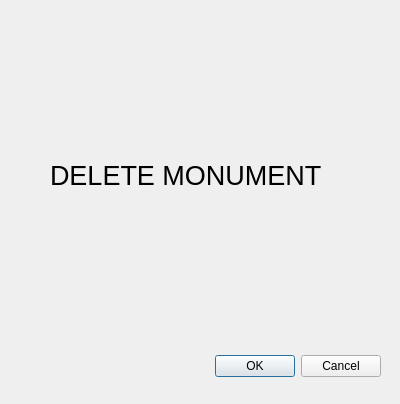
This is app/ui/delete_monument_window.ui in reisenbest/PPK_ARCHEOMAP as Qt 5 draws it before an edit. The edited form follows.
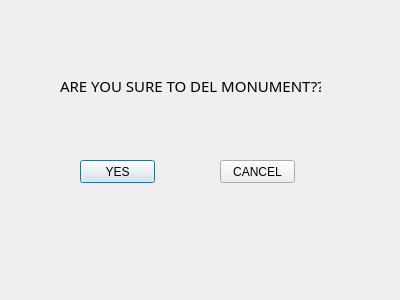
This is the edited form.

Commit message: delete monument method

What changed in the file:
```diff
--- a/app/ui/delete_monument_window.ui
+++ b/app/ui/delete_monument_window.ui
@@ -7,44 +7,55 @@
     <x>0</x>
     <y>0</y>
     <width>400</width>
-    <height>404</height>
+    <height>300</height>
    </rect>
   </property>
   <property name="windowTitle">
    <string>Dialog</string>
   </property>
-  <widget class="QDialogButtonBox" name="buttonBox">
+  <widget class="QPushButton" name="delMonumentBtn">
    <property name="geometry">
     <rect>
-     <x>40</x>
-     <y>350</y>
-     <width>341</width>
-     <height>32</height>
+     <x>80</x>
+     <y>160</y>
+     <width>75</width>
+     <height>23</height>
     </rect>
    </property>
-   <property name="orientation">
-    <enum>Qt::Horizontal</enum>
+   <property name="text">
+    <string>YES</string>
    </property>
-   <property name="standardButtons">
-    <set>QDialogButtonBox::Cancel|QDialogButtonBox::Ok</set>
+  </widget>
+  <widget class="QPushButton" name="cancelDelMonumentBtn">
+   <property name="geometry">
+    <rect>
+     <x>220</x>
+     <y>160</y>
+     <width>75</width>
+     <height>23</height>
+    </rect>
+   </property>
+   <property name="text">
+    <string>CANCEL</string>
    </property>
   </widget>
   <widget class="QLabel" name="label">
    <property name="geometry">
     <rect>
-     <x>50</x>
-     <y>130</y>
-     <width>311</width>
-     <height>91</height>
+     <x>60</x>
+     <y>50</y>
+     <width>261</width>
+     <height>71</height>
     </rect>
    </property>
    <property name="font">
     <font>
-     <pointsize>20</pointsize>
+     <family>MS PGothic</family>
+     <pointsize>11</pointsize>
     </font>
    </property>
    <property name="text">
-    <string>DELETE MONUMENT</string>
+    <string>ARE YOU SURE TO DEL MONUMENT???</string>
    </property>
   </widget>
  </widget>
```
Left out of the diff: 35 changed lines with no effect on the pictures. The commit also changes 14 other files.
